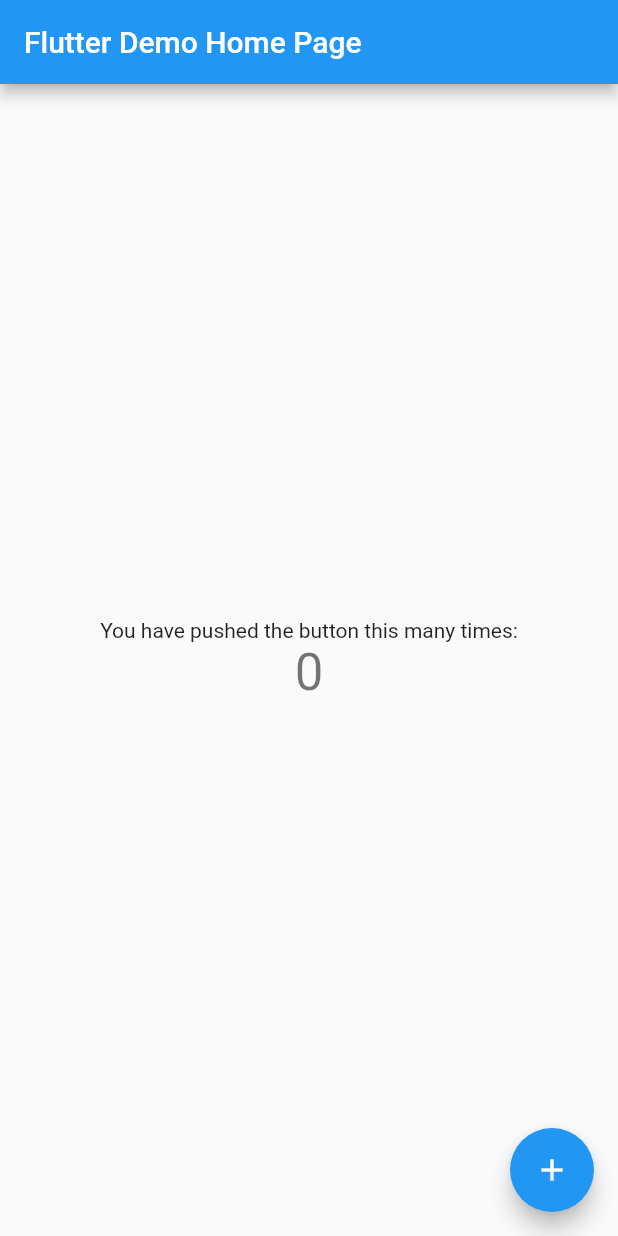
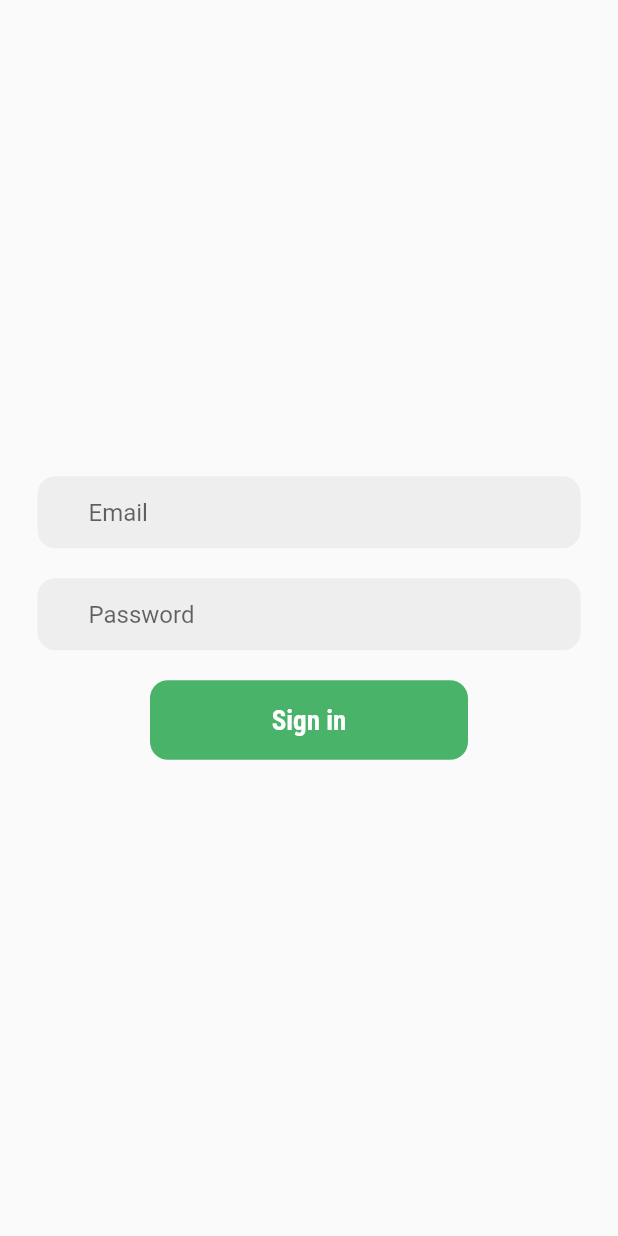
Before and after one commit to Scorpion645/ecommerceapp, a Flutter app: the screen it shows after launch, on a phone screen of 412 x 824 dp. Run offline on Flutter 3.47's test engine with Material 2 defaults, Android fonts, the phone set to English and light mode, and no system bars; our stand-ins replace google_fonts.

Commit message:
Singin screen

```diff
--- /dev/null
+++ b/lib/constants/colors.dart
@@ -0,0 +1,5 @@
+import 'package:flutter/material.dart';
+
+const BTNPink = Color.fromARGB(255, 241, 39, 100);
+const BTNGreen = Color.fromARGB(255, 73, 179, 105);
+const AppBarGreen = Color.fromARGB(255, 76, 141, 95);
--- a/lib/main.dart
+++ b/lib/main.dart
@@ -1,3 +1,4 @@
+import 'package:ecommerceapp/screens/login_screen.dart';
 import 'package:flutter/material.dart';
 
 void main() {
@@ -5,111 +6,13 @@ void main() {
 }
 
 class MyApp extends StatelessWidget {
-  const MyApp({super.key});
+  const MyApp ({super.key});
 
   // This widget is the root of your application.
   @override
   Widget build(BuildContext context) {
     return MaterialApp(
-      title: 'Flutter Demo',
-      theme: ThemeData(
-        // This is the theme of your application.
-        //
-        // Try running your application with "flutter run". You'll see the
-        // application has a blue toolbar. Then, without quitting the app, try
-        // changing the primarySwatch below to Colors.green and then invoke
-        // "hot reload" (press "r" in the console where you ran "flutter run",
-        // or simply save your changes to "hot reload" in a Flutter IDE).
-        // Notice that the counter didn't reset back to zero; the application
-        // is not restarted.
-        primarySwatch: Colors.blue,
-      ),
-      home: const MyHomePage(title: 'Flutter Demo Home Page'),
+      home: LoginScreen(),
     );
   }
 }
-
-class MyHomePage extends StatefulWidget {
-  const MyHomePage({super.key, required this.title});
-
-  // This widget is the home page of your application. It is stateful, meaning
-  // that it has a State object (defined below) that contains fields that affect
-  // how it looks.
-
-  // This class is the configuration for the state. It holds the values (in this
-  // case the title) provided by the parent (in this case the App widget) and
-  // used by the build method of the State. Fields in a Widget subclass are
-  // always marked "final".
-
-  final String title;
-
-  @override
-  State<MyHomePage> createState() => _MyHomePageState();
-}
-
-class _MyHomePageState extends State<MyHomePage> {
-  int _counter = 0;
-
-  void _incrementCounter() {
-    setState(() {
-      // This call to setState tells the Flutter framework that something has
-      // changed in this State, which causes it to rerun the build method below
-      // so that the display can reflect the updated values. If we changed
-      // _counter without calling setState(), then the build method would not be
-      // called again, and so nothing would appear to happen.
-      _counter++;
-    });
-  }
-
-  @override
-  Widget build(BuildContext context) {
-    // This method is rerun every time setState is called, for instance as done
-    // by the _incrementCounter method above.
-    //
-    // The Flutter framework has been optimized to make rerunning build methods
-    // fast, so that you can just rebuild anything that needs updating rather
-    // than having to individually change instances of widgets.
-    return Scaffold(
-      appBar: AppBar(
-        // Here we take the value from the MyHomePage object that was created by
-        // the App.build method, and use it to set our appbar title.
-        title: Text(widget.title),
-      ),
-      body: Center(
-        // Center is a layout widget. It takes a single child and positions it
-        // in the middle of the parent.
-        child: Column(
-          // Column is also a layout widget. It takes a list of children and
-          // arranges them vertically. By default, it sizes itself to fit its
-          // children horizontally, and tries to be as tall as its parent.
-          //
-          // Invoke "debug painting" (press "p" in the console, choose the
-          // "Toggle Debug Paint" action from the Flutter Inspector in Android
-          // Studio, or the "Toggle Debug Paint" command in Visual Studio Code)
-          // to see the wireframe for each widget.
-          //
-          // Column has various properties to control how it sizes itself and
-          // how it positions its children. Here we use mainAxisAlignment to
-          // center the children vertically; the main axis here is the vertical
-          // axis because Columns are vertical (the cross axis would be
-          // horizontal).
-          mainAxisAlignment: MainAxisAlignment.center,
-          children: <Widget>[
-            const Text(
-              'You have pushed the button this many times:',
-            ),
-            Text(
-              '$_counter',
-              style: Theme.of(context).textTheme.headline4,
-            ),
-          ],
-        ),
-      ),
-      floatingActionButton: FloatingActionButton(
-        onPressed: _incrementCounter,
-        tooltip: 'Increment',
-        child: const Icon(Icons.add),
-      ), // This trailing comma makes auto-formatting nicer for build methods.
-    );
-  }
-}
--- /dev/null
+++ b/lib/screens/login_screen.dart
@@ -0,0 +1,86 @@
+// ignore_for_file: prefer_const_constructors
+
+import 'package:flutter/material.dart';
+import 'package:google_fonts/google_fonts.dart';
+
+import '../constants/colors.dart';
+
+class LoginScreen extends StatelessWidget {
+  const LoginScreen({super.key});
+
+  @override
+  Widget build(BuildContext context) {
+    return Scaffold(
+      body: Column(
+        mainAxisAlignment: MainAxisAlignment.center,
+        children: [
+          //  Email textfield
+          Container(
+            child: Padding(
+              padding: const EdgeInsets.symmetric(horizontal: 25),
+              child: Container(
+                decoration: BoxDecoration(
+                    color: Colors.grey[200],
+                    borderRadius: BorderRadius.circular(12)),
+                child: Padding(
+                  padding: const EdgeInsets.symmetric(horizontal: 14.0),
+                  child: TextField(
+                    keyboardType: TextInputType.emailAddress,
+                    decoration: InputDecoration(
+                        border: InputBorder.none,
+                        hintText: 'Email',
+                        contentPadding: EdgeInsets.symmetric(horizontal: 20)),
+                  ),
+                ),
+              ),
+            ),
+          ),
+
+          SizedBox(
+            height: 20,
+          ),
+
+          //  Password textfield
+          Container(
+            child: Padding(
+                padding: const EdgeInsets.symmetric(horizontal: 25),
+                child: Container(
+                    decoration: BoxDecoration(
+                        color: Colors.grey[200],
+                        borderRadius: BorderRadius.circular(12)),
+                    child: Padding(
+                        padding: const EdgeInsets.symmetric(horizontal: 14.0),
+                        child: TextField(
+                            obscureText: true,
+                            decoration: InputDecoration(
+                                border: InputBorder.none,
+                                hintText: 'Password',
+                                contentPadding:
+                                    EdgeInsets.symmetric(horizontal: 20)))))),
+          ),
+
+          SizedBox(
+            height: 20,
+          ),
+
+          // Signin Button
+          Container(
+            child: Padding(
+                padding: const EdgeInsets.symmetric(horizontal: 100),
+                child: Container(
+                    padding: EdgeInsets.all(16),
+                    decoration: BoxDecoration(
+                        color: BTNGreen,
+                        borderRadius: BorderRadius.circular(12)),
+                    child: Center(
+                        child: Text("Sign in",
+                            style: GoogleFonts.robotoCondensed(
+                                color: Colors.white,
+                                fontWeight: FontWeight.bold,
+                                fontSize: 18))))),
+          )
+        ],
+      ),
+    );
+  }
+}
--- a/pubspec.yaml
+++ b/pubspec.yaml
@@ -36,6 +36,7 @@ dependencies:
   # The following adds the Cupertino Icons font to your application.
   # Use with the CupertinoIcons class for iOS style icons.
   cupertino_icons: ^1.0.2
+  google_fonts: ^3.0.1
 
 dev_dependencies:
   flutter_test:
```
Also changed, not shown: pubspec.lock, 1 other file.
